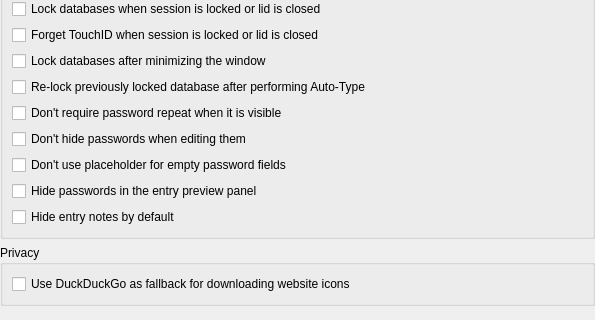
keepassxreboot/keepassxc, file src/gui/ApplicationSettingsWidgetSecurity.ui: the form before one commit; both pictures show x 0 to 595 and y 158 to 478 of the 595 by 478 pixel window.
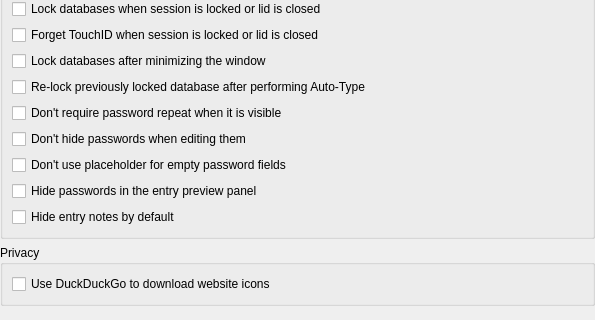
The form after the commit.

Commit message: Add option to prefer DuckDuckGo

```diff
--- a/src/gui/ApplicationSettingsWidgetSecurity.ui
+++ b/src/gui/ApplicationSettingsWidgetSecurity.ui
@@ -212,7 +212,7 @@
       <item>
        <widget class="QCheckBox" name="fallbackToSearch">
         <property name="text">
-         <string>Use DuckDuckGo as fallback for downloading website icons</string>
+         <string>Use DuckDuckGo to download website icons</string>
         </property>
        </widget>
       </item>
```
The commit also changes 1 other file.
